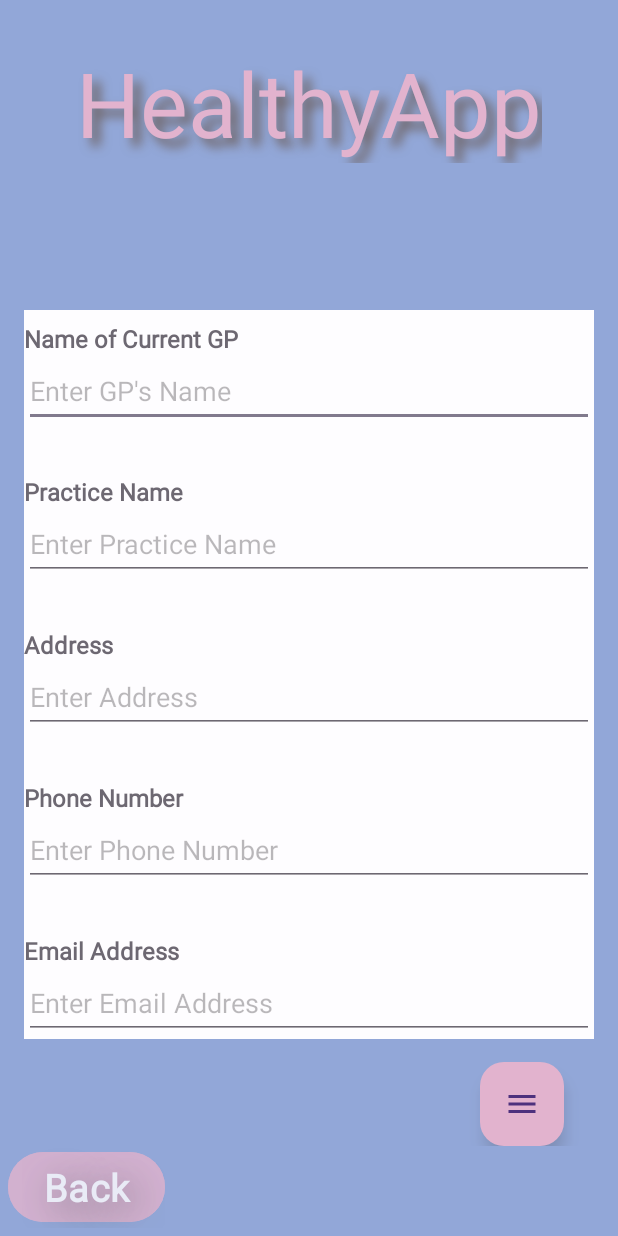
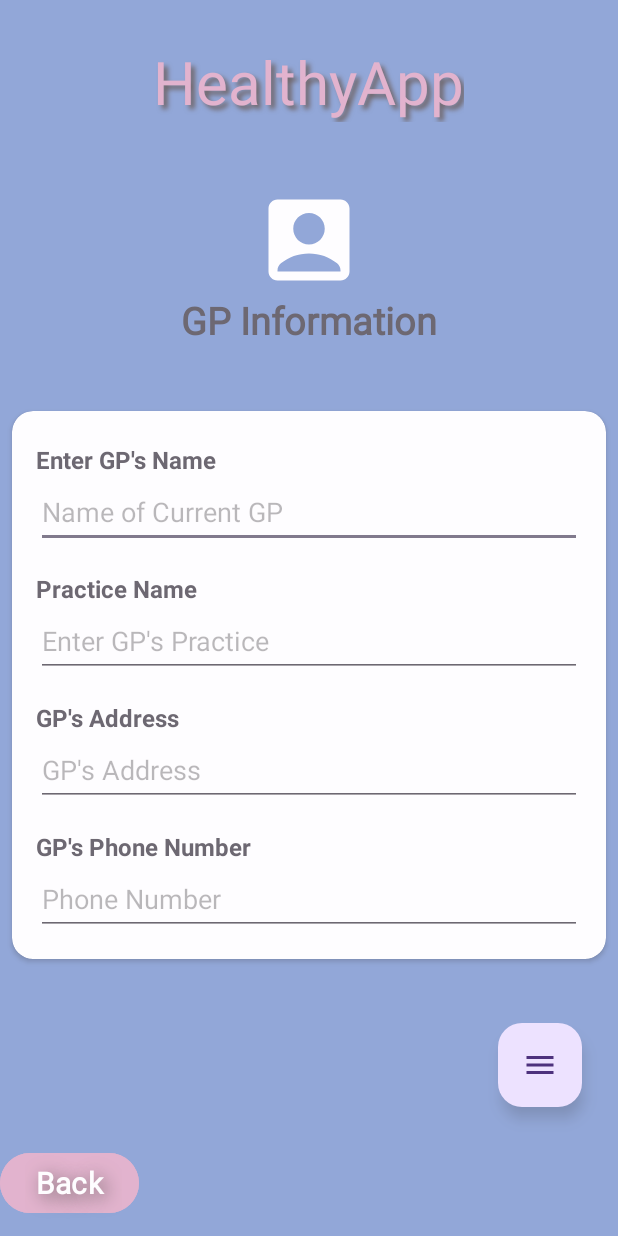
Before and after one commit to GoobyGoldsberg/MobileApp, an Android app: the layout activity_gp_details.xml on its own in the app's theme, with its tools: preview values and no code run, on a phone screen of 412 x 824 dp. Run offline under Robolectric (Android 15) with nearby library versions, the phone set to English and light mode, and no system bars; Roboto replaces fonts that are not available here.

Commit message:
Improving the Gp details actvity layout

```diff
--- /dev/null
+++ b/AndroidApp/app/src/main/res/drawable/gp_info_icon.xml
@@ -0,0 +1,5 @@
+<vector android:height="72dp" android:tint="#FFFFFF"
+    android:viewportHeight="24" android:viewportWidth="24"
+    android:width="72dp" xmlns:android="http://schemas.android.com/apk/res/android">
+    <path android:fillColor="@android:color/white" android:pathData="M19,3H5C3.9,3 3,3.9 3,5v14c0,1.1 0.9,2 2,2h14c1.1,0 2,-0.9 2,-2V5C21,3.9 20.1,3 19,3zM12,6c1.93,0 3.5,1.57 3.5,3.5c0,1.93 -1.57,3.5 -3.5,3.5s-3.5,-1.57 -3.5,-3.5C8.5,7.57 10.07,6 12,6zM19,19H5v-0.23c0,-0.62 0.28,-1.2 0.76,-1.58C7.47,15.82 9.64,15 12,15s4.53,0.82 6.24,2.19c0.48,0.38 0.76,0.97 0.76,1.58V19z"/>
+</vector>
--- a/AndroidApp/app/src/main/res/layout/activity_gp_details.xml
+++ b/AndroidApp/app/src/main/res/layout/activity_gp_details.xml
@@ -2,131 +2,33 @@
 <androidx.constraintlayout.widget.ConstraintLayout xmlns:android="http://schemas.android.com/apk/res/android"
     xmlns:app="http://schemas.android.com/apk/res-auto"
     xmlns:tools="http://schemas.android.com/tools"
+    android:id="@+id/gp_details_page"
     android:layout_width="match_parent"
     android:layout_height="match_parent"
-    android:orientation="vertical">
+    tools:context=".GPDetailsActivity">
 
-    <RelativeLayout
-        android:id="@+id/relativeLayout3"
-        android:layout_width="match_parent"
-        android:layout_height="match_parent"
+    <androidx.constraintlayout.widget.ConstraintLayout
+        android:id="@+id/constraintLayout"
+        android:layout_width="0dp"
+        android:layout_height="0dp"
         android:alpha="0.8"
         android:background="@color/BlueMedical"
         app:layout_constraintBottom_toBottomOf="parent"
         app:layout_constraintEnd_toEndOf="parent"
         app:layout_constraintStart_toStartOf="parent"
-        app:layout_constraintTop_toTopOf="parent"
-        >
-
-        <LinearLayout
-            android:id="@+id/gp_form"
-            android:layout_width="match_parent"
-            android:layout_height="wrap_content"
-            android:layout_marginHorizontal="16dp"
-            android:layout_marginTop="70dp"
-            android:background="@color/white"
-            android:fontFamily="@font/roboto"
-            android:orientation="vertical"
-            android:layout_below="@id/healthyTextLayout">
-            <!-- GP Name -->
-            <TextView
-                android:layout_width="match_parent"
-                android:layout_height="wrap_content"
-                android:layout_marginTop="8dp"
-                android:fontFamily="@font/roboto"
-                android:text="@string/name_of_current_gp"
-                android:textSize="16sp"
-                android:textStyle="bold" />
-
-            <EditText
-                android:id="@+id/form_gp_name"
-                android:layout_width="match_parent"
-                android:layout_height="wrap_content"
-                android:hint="@string/enter_gp_s_name"
-                android:inputType="textPersonName"
-                android:minHeight="48dp" />
-
-            <!-- Practice Name -->
-            <TextView
-                android:layout_width="match_parent"
-                android:layout_height="wrap_content"
-                android:layout_marginTop="32dp"
-                android:fontFamily="@font/roboto"
-                android:text="@string/practice_name"
-                android:textSize="16sp"
-                android:textStyle="bold" />
-
-            <EditText
-                android:id="@+id/form_gp_practice_name"
-                android:layout_width="match_parent"
-                android:layout_height="wrap_content"
-                android:hint="@string/enter_practice_name"
-                android:inputType="text"
-                android:minHeight="48dp" />
-
-            <!-- Address -->
-            <TextView
-                android:layout_width="match_parent"
-                android:layout_height="wrap_content"
-                android:layout_marginTop="32dp"
-                android:fontFamily="@font/roboto"
-                android:text="@string/address"
-                android:textSize="16sp"
-                android:textStyle="bold" />
-
-            <EditText
-                android:id="@+id/form_gp_address"
-                android:layout_width="match_parent"
-                android:layout_height="wrap_content"
-                android:hint="@string/enter_address"
-                android:inputType="textPostalAddress"
-                android:minHeight="48dp" />
-
-            <!-- Phone Number -->
-            <TextView
-                android:layout_width="match_parent"
-                android:layout_height="wrap_content"
-                android:layout_marginTop="32dp"
-                android:fontFamily="@font/roboto"
-                android:text="@string/phone_number"
-                android:textSize="16sp"
-                android:textStyle="bold" />
-
-            <EditText
-                android:id="@+id/form_gp_phone"
-                android:layout_width="match_parent"
-                android:layout_height="wrap_content"
-                android:hint="@string/enter_phone_number"
-                android:inputType="phone"
-                android:minHeight="48dp" />
-
-            <!-- Email Address -->
-            <TextView
-                android:layout_width="match_parent"
-                android:layout_height="wrap_content"
-                android:layout_marginTop="32dp"
-                android:fontFamily="@font/roboto"
-                android:text="@string/email_address"
-                android:textSize="16sp"
-                android:textStyle="bold" />
-
-            <EditText
-                android:id="@+id/form_gp_email"
-                android:layout_width="match_parent"
-                android:layout_height="wrap_content"
-                android:hint="@string/enter_email_address"
-                android:inputType="textEmailAddress"
-                android:minHeight="48dp" />
-        </LinearLayout>
+        app:layout_constraintTop_toTopOf="parent">
 
         <LinearLayout
             android:id="@+id/healthyTextLayout"
             android:layout_width="match_parent"
             android:layout_height="wrap_content"
-            android:layout_alignParentTop="true"
             android:gravity="center"
             android:orientation="vertical"
-            android:padding="28dp">
+            android:padding="16dp"
+            app:layout_constraintTop_toTopOf="parent"
+            app:layout_constraintBottom_toTopOf="@+id/gp_icon_layout"
+            app:layout_constraintStart_toStartOf="parent"
+            app:layout_constraintEnd_toEndOf="parent">
 
             <TextView
                 android:id="@+id/healthyAppText"
@@ -134,66 +36,177 @@
                 android:layout_height="wrap_content"
                 android:fontFamily="@font/nova_round"
                 android:shadowColor="#4C4040"
-                android:shadowDx="8"
-                android:shadowDy="8"
-                android:shadowRadius="8"
+                android:shadowDx="4"
+                android:shadowDy="4"
+                android:shadowRadius="4"
                 android:text="@string/healthyApp"
                 android:textColor="@color/pinkMedical"
-                android:textSize="60sp" />
+                android:textSize="40sp" />
 
         </LinearLayout>
 
         <LinearLayout
+            android:id="@+id/gp_icon_layout"
             android:layout_width="match_parent"
             android:layout_height="wrap_content"
-            android:layout_above="@id/backLayout" >
+            android:gravity="center"
+            android:orientation="vertical"
+            android:padding="16dp"
+            app:layout_constraintTop_toBottomOf="@id/healthyTextLayout"
+            app:layout_constraintBottom_toTopOf="@+id/gp_form"
+            app:layout_constraintStart_toStartOf="parent"
+            app:layout_constraintEnd_toEndOf="parent">
 
-            <com.google.android.material.floatingactionbutton.FloatingActionButton
-                android:id="@+id/fab"
-                android:contentDescription="@string/options"
-                android:layout_width="wrap_content"
-                android:layout_height="match_parent"
-                android:layout_marginStart="320dp"
-                android:backgroundTint="@color/pinkMedical"
-                android:src="@drawable/baseline_menu_24"
-                app:backgroundTint="@color/white"
-
-                />
-
-
-
-        </LinearLayout>
-
-
-        <LinearLayout
-            android:id="@+id/backLayout"
-            android:layout_width="match_parent"
-            android:layout_height="wrap_content"
-            android:alpha="0.8"
-            android:layout_alignParentStart="true"
-            android:layout_alignParentBottom="true">
-
-            <Button
-                android:id="@+id/back"
+            <ImageView
                 android:layout_width="wrap_content"
                 android:layout_height="wrap_content"
-                android:layout_marginStart="5dp"
-                android:layout_marginEnd="240dp"
-                android:layout_marginBottom="5dp"
-                android:backgroundTint="@color/pinkMedical"
+                android:src="@drawable/gp_info_icon" />
+
+            <TextView
+                android:layout_width="wrap_content"
+                android:layout_height="wrap_content"
                 android:fontFamily="@font/roboto"
-                android:shadowColor="#4C4040"
-                android:shadowDx="8"
-                android:shadowDy="8"
-                android:shadowRadius="30"
-                android:text="@string/back"
-                android:textColor="@color/white"
+                android:text="@string/gp_information"
                 android:textSize="25sp"
                 android:textStyle="bold" />
 
         </LinearLayout>
 
-    </RelativeLayout>
+
+        <androidx.cardview.widget.CardView
+            android:id="@+id/gp_form"
+            android:layout_width="match_parent"
+            android:layout_height="wrap_content"
+            android:layout_marginStart="8dp"
+            android:layout_marginTop="16dp"
+            android:layout_marginEnd="8dp"
+            android:layout_marginBottom="31dp"
+            android:focusable="false"
+            app:cardCornerRadius="14dp"
+            app:layout_constraintBottom_toTopOf="@+id/floatingActionButton"
+            app:layout_constraintEnd_toEndOf="parent"
+            app:layout_constraintStart_toStartOf="parent"
+            app:layout_constraintTop_toBottomOf="@id/gp_icon_layout">
+
+            <LinearLayout
+                android:layout_width="match_parent"
+                android:layout_height="wrap_content"
+                android:orientation="vertical"
+                android:padding="16dp">
+
+                <TextView
+                    android:layout_width="match_parent"
+                    android:layout_height="wrap_content"
+                    android:layout_marginTop="5dp"
+                    android:text="@string/enter_gp_s_name"
+                    android:textSize="16sp"
+                    android:textStyle="bold" />
+
+                <EditText
+                    android:id="@+id/gp_name_field"
+                    android:layout_width="match_parent"
+                    android:layout_height="wrap_content"
+                    android:hint="@string/name_of_current_gp"
+                    android:inputType="text"
+                    android:minHeight="48dp" />
+
+                <View
+                    android:layout_width="wrap_content"
+                    android:layout_height="16dp" />
+
+                <TextView
+                    android:layout_width="match_parent"
+                    android:layout_height="wrap_content"
+                    android:text="@string/practice_name"
+                    android:textSize="16sp"
+                    android:textStyle="bold" />
+
+                <EditText
+                    android:id="@+id/gp_practice_name_field"
+                    android:layout_width="match_parent"
+                    android:layout_height="wrap_content"
+                    android:hint="@string/name_of_gp_practice"
+                    android:inputType="text"
+                    android:minHeight="48dp" />
+
+                <View
+                    android:layout_width="wrap_content"
+                    android:layout_height="16dp" />
+
+                <TextView
+                    android:layout_width="match_parent"
+                    android:layout_height="wrap_content"
+                    android:text="@string/enter_gp_address"
+                    android:textSize="16sp"
+                    android:textStyle="bold" />
+
+                <EditText
+                    android:id="@+id/gp_address_field"
+                    android:layout_width="match_parent"
+                    android:layout_height="wrap_content"
+                    android:hint="@string/enter_gp_address"
+                    android:inputType="text"
+                    android:minHeight="48dp" />
+
+                <View
+                    android:layout_width="wrap_content"
+                    android:layout_height="16dp" />
+
+                <TextView
+                    android:layout_width="match_parent"
+                    android:layout_height="wrap_content"
+                    android:text="@string/enter_gp_phone_number"
+                    android:textSize="16sp"
+                    android:textStyle="bold" />
+
+                <EditText
+                    android:id="@+id/gp_phone_number_field"
+                    android:layout_width="match_parent"
+                    android:layout_height="wrap_content"
+                    android:hint="@string/phone_number"
+                    android:inputType="phone"
+                    android:minHeight="48dp" />
+
+            </LinearLayout>
+        </androidx.cardview.widget.CardView>
 
 
+        <Button
+            android:id="@+id/backBtn"
+            android:layout_width="wrap_content"
+            android:layout_height="wrap_content"
+            android:backgroundTint="@color/pinkMedical"
+            android:fontFamily="@font/roboto"
+            android:shadowColor="#4C4040"
+            android:shadowDx="4"
+            android:shadowDy="4"
+            android:shadowRadius="15"
+            android:text="@string/back"
+            android:textColor="@color/white"
+            android:textSize="20sp"
+            android:textStyle="bold"
+            app:layout_constraintBottom_toBottomOf="parent"
+            app:layout_constraintEnd_toEndOf="parent"
+            app:layout_constraintHorizontal_bias="0.0"
+            app:layout_constraintStart_toStartOf="parent"
+            app:layout_constraintTop_toBottomOf="@id/floatingActionButton" />
+
+        <com.google.android.material.floatingactionbutton.FloatingActionButton
+            android:id="@+id/floatingActionButton"
+            android:layout_width="wrap_content"
+            android:layout_height="wrap_content"
+            android:layout_marginStart="331dp"
+            android:layout_marginEnd="24dp"
+            android:layout_marginBottom="16dp"
+            android:clickable="true"
+            android:contentDescription="Return"
+            android:focusable="true"
+            app:layout_constraintBottom_toTopOf="@+id/backBtn"
+            app:layout_constraintEnd_toEndOf="parent"
+            app:layout_constraintStart_toStartOf="parent"
+            app:layout_constraintTop_toBottomOf="@id/gp_form"
+            app:srcCompat="@drawable/baseline_menu_24" />
+
+    </androidx.constraintlayout.widget.ConstraintLayout>
+
 </androidx.constraintlayout.widget.ConstraintLayout>
--- a/AndroidApp/app/src/main/res/values/strings.xml
+++ b/AndroidApp/app/src/main/res/values/strings.xml
@@ -61,42 +61,7 @@
     <string name="stripe_publishable_key">pk_test_51PMYd603iebvTiWJ6BKgGZnL4enCw8jSbs1Fx8fEOQDocLeRfJuHG49pTELGNFEORrqd0vypDLB6YPmdW93wfY3C00feg3YiwP</string>
     <string name="title_activity_main2">MainActivity2</string>
 
-    <string name="lorem_ipsum">
-        Lorem ipsum dolor sit amet, consectetur adipiscing elit. Nam in scelerisque sem. Mauris
-        volutpat, dolor id interdum ullamcorper, risus dolor egestas lectus, sit amet mattis purus
-        dui nec risus. Maecenas non sodales nisi, vel dictum dolor. Class aptent taciti sociosqu ad
-        litora torquent per conubia nostra, per inceptos himenaeos. Suspendisse blandit eleifend
-        diam, vel rutrum tellus vulputate quis. Aliquam eget libero aliquet, imperdiet nisl a,
-        ornare ex. Sed rhoncus est ut libero porta lobortis. Fusce in dictum tellus.\n\n
-        Suspendisse interdum ornare ante. Aliquam nec cursus lorem. Morbi id magna felis. Vivamus
-        egestas, est a condimentum egestas, turpis nisl iaculis ipsum, in dictum tellus dolor sed
-        neque. Morbi tellus erat, dapibus ut sem a, iaculis tincidunt dui. Interdum et malesuada
-        fames ac ante ipsum primis in faucibus. Curabitur et eros porttitor, ultricies urna vitae,
-        molestie nibh. Phasellus at commodo eros, non aliquet metus. Sed maximus nisl nec dolor
-        bibendum, vel congue leo egestas.\n\n
-        Sed interdum tortor nibh, in sagittis risus mollis quis. Curabitur mi odio, condimentum sit
-        amet auctor at, mollis non turpis. Nullam pretium libero vestibulum, finibus orci vel,
-        molestie quam. Fusce blandit tincidunt nulla, quis sollicitudin libero facilisis et. Integer
-        interdum nunc ligula, et fermentum metus hendrerit id. Vestibulum lectus felis, dictum at
-        lacinia sit amet, tristique id quam. Cras eu consequat dui. Suspendisse sodales nunc ligula,
-        in lobortis sem porta sed. Integer id ultrices magna, in luctus elit. Sed a pellentesque
-        est.\n\n
-        Aenean nunc velit, lacinia sed dolor sed, ultrices viverra nulla. Etiam a venenatis nibh.
-        Morbi laoreet, tortor sed facilisis varius, nibh orci rhoncus nulla, id elementum leo dui
-        non lorem. Nam mollis ipsum quis auctor varius. Quisque elementum eu libero sed commodo. In
-        eros nisl, imperdiet vel imperdiet et, scelerisque a mauris. Pellentesque varius ex nunc,
-        quis imperdiet eros placerat ac. Duis finibus orci et est auctor tincidunt. Sed non viverra
-        ipsum. Nunc quis augue egestas, cursus lorem at, molestie sem. Morbi a consectetur ipsum, a
-        placerat diam. Etiam vulputate dignissim convallis. Integer faucibus mauris sit amet finibus
-        convallis.\n\n
-        Phasellus in aliquet mi. Pellentesque habitant morbi tristique senectus et netus et
-        malesuada fames ac turpis egestas. In volutpat arcu ut felis sagittis, in finibus massa
-        gravida. Pellentesque id tellus orci. Integer dictum, lorem sed efficitur ullamcorper,
-        libero justo consectetur ipsum, in mollis nisl ex sed nisl. Donec maximus ullamcorper
-        sodales. Praesent bibendum rhoncus tellus nec feugiat. In a ornare nulla. Donec rhoncus
-        libero vel nunc consequat, quis tincidunt nisl eleifend. Cras bibendum enim a justo luctus
-        vestibulum. Fusce dictum libero quis erat maximus, vitae volutpat diam dignissim.
-    </string>
+
     <string name="enter_email_address">Enter Email Address</string>
     <string name="enter_phone_number">Enter Phone Number</string>
     <string name="phone_number">Phone Number</string>
@@ -107,4 +72,7 @@
     <string name="enter_gp_s_name">Enter GP\'s Name</string>
     <string name="name_of_current_gp">Name of Current GP</string>
     <string name="options">Options</string>
+    <string name="enter_gp_address">GP\'s Address</string>
+    <string name="enter_gp_phone_number">GP\'s Phone Number</string>
+    <string name="name_of_gp_practice">Enter GP\'s Practice</string>
 </resources>
```
